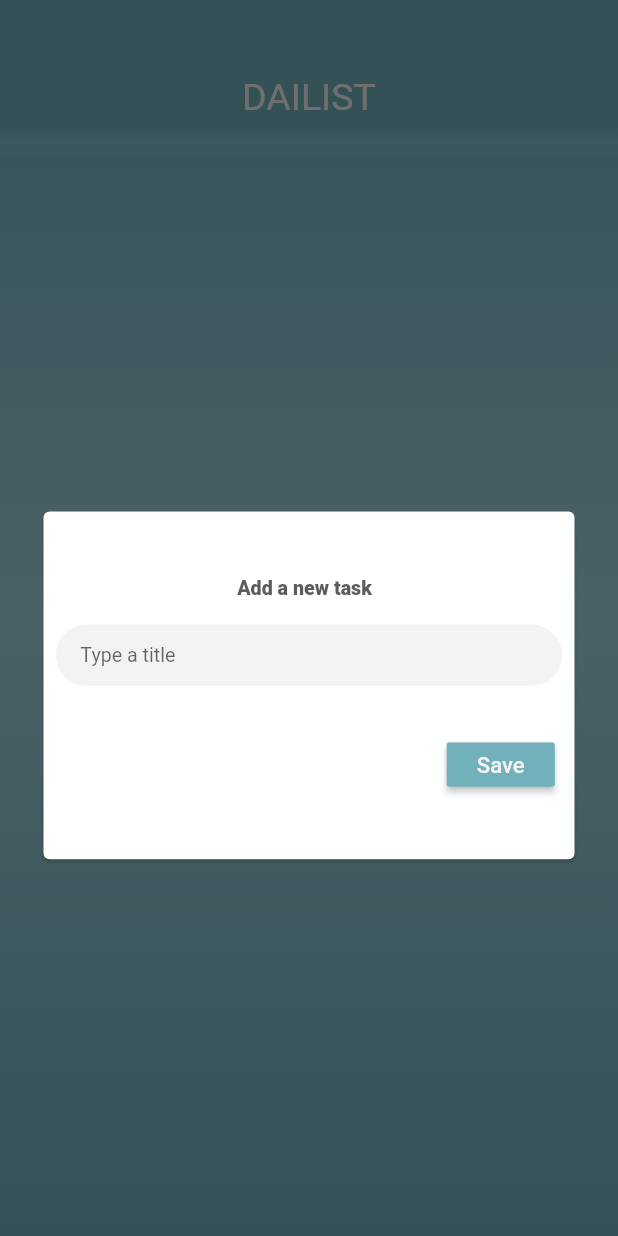
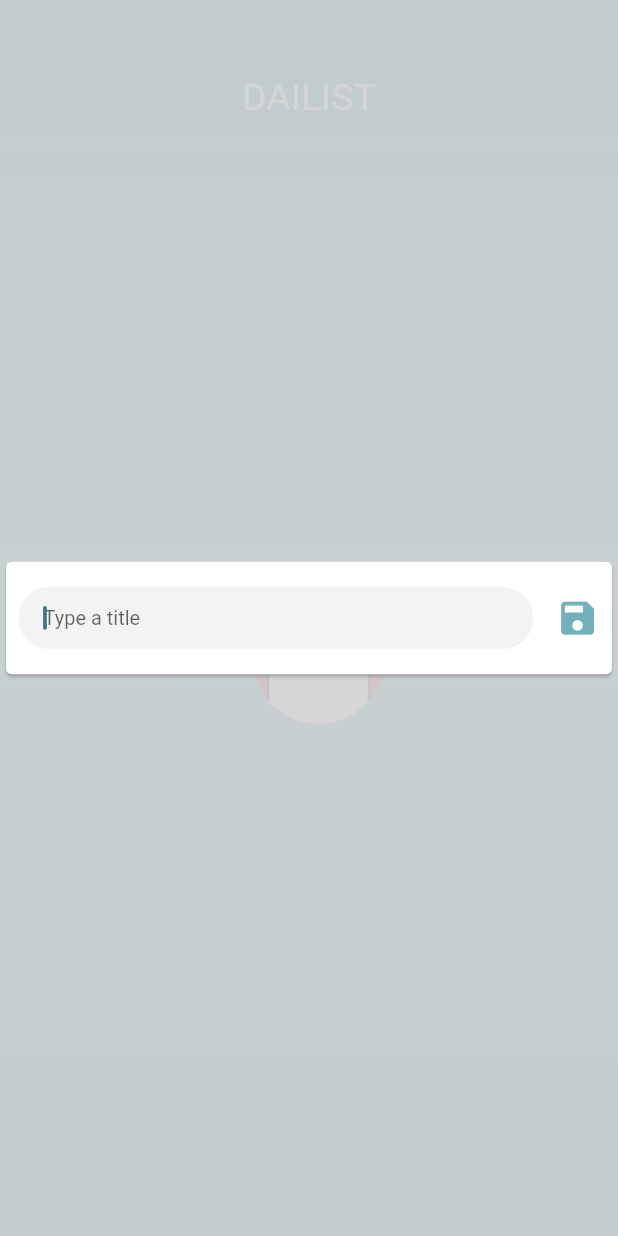
Before and after one commit to s7Thiago/fluter-todo-list-app, a Flutter app: the screen it shows after launch, after a tap on the "add" icon, on a phone screen of 412 x 824 dp. Run offline on Flutter 3.47's test engine with Material 2 defaults, Android fonts, the light colour scheme and no system bars.

Commit message:
Correcting responsiveness problems on add new task form

```diff
--- a/lib/src/views/new_task_screen.dart
+++ b/lib/src/views/new_task_screen.dart
@@ -6,60 +6,53 @@ import '../providers/tasks.dart';
 import '../utils/styles.dart';
 
 class NewTaskScreen extends StatelessWidget {
+  _saveNewTask(BuildContext context, CustomInput input) {
+    final provider = Provider.of<Tasks>(context, listen: false);
+
+    if (!input.isempty) {
+      provider.addTask(Task(title: input.content));
+      Navigator.pop(context);
+    }
+  }
+
   @override
   Widget build(BuildContext context) {
     final keyboardSize = MediaQuery.of(context).viewInsets.bottom;
-    final paddingTop = MediaQuery.of(context).size.height * .5;
-    final paddingBottom = MediaQuery.of(context).size.height * .3;
     final input = CustomInput();
 
-    _saveNewTask(BuildContext context) {
+    // Setting up onSubmitted
+    input.setOnsubimitted = (content) {
       final provider = Provider.of<Tasks>(context, listen: false);
 
-      provider.addTask(Task(title: input.content));
-      Navigator.pop(context);
-    }
+      if (!input.isempty) {
+        provider.addTask(Task(title: content));
+        Navigator.pop(context);
+      }
+    };
 
-    return Padding(
-      padding: EdgeInsets.only(
-        top: keyboardSize > 0 ? keyboardSize + 10 : paddingTop - 75,
-        bottom: keyboardSize > 0 ? keyboardSize + 10 : paddingBottom,
-        left: 25,
-        right: 25,
-      ),
-      child: Hero(
-        tag: 'newTask',
-        child: Material(
-          type: MaterialType.transparency,
-          child: Card(
-            child: FittedBox(
-              child: Container(
-                child: Column(
+    return Hero(
+      tag: 'newTask',
+      child: GestureDetector(
+        onTap: () => Navigator.pop(context),
+        child: Scaffold(
+          backgroundColor: Colors.white.withOpacity(.7),
+          body: Align(
+            alignment:
+                keyboardSize > 0 ? Alignment.bottomCenter : Alignment.center,
+            child: Card(
+              child: FittedBox(
+                child: Row(
                   mainAxisAlignment: MainAxisAlignment.spaceBetween,
-                  crossAxisAlignment: CrossAxisAlignment.end,
+                  crossAxisAlignment: CrossAxisAlignment.center,
                   children: [
-                    Padding(
-                      padding: EdgeInsets.only(
-                          right: MediaQuery.of(context).size.width * .4),
-                      child: Text(
-                        'Add a new task',
-                        style: AppStyles.textStyleTaskListContent,
-                      ),
+                    input,
+                    IconButton(
+                      onPressed: () => _saveNewTask(context, input),
+                      icon: Icon(Icons.save),
+                      color: AppStyles.primaryColorLight1,
+                      iconSize: 35,
                     ),
-                    input,
-                    Padding(
-                      padding: const EdgeInsets.only(right: 16, top: 20),
-                      child: RaisedButton(
-                        onPressed: () => _saveNewTask(context),
-                        child: Text(
-                          'Save',
-                          style: AppStyles.textStyleAppBarTitle.copyWith(
-                            fontSize: 18,
-                          ),
-                        ),
-                        color: AppStyles.primaryColorLight1,
-                      ),
-                    )
+                    SizedBox(width: 2)
                   ],
                 ),
               ),
--- a/lib/src/widgets/custom_input.dart
+++ b/lib/src/widgets/custom_input.dart
@@ -3,8 +3,14 @@ import '../utils/styles.dart';
 
 class CustomInput extends StatelessWidget {
   TextEditingController _controller = TextEditingController();
+  Function _onSubmitted = (content) {};
 
   String get content => _controller.text;
+  bool get isempty => _controller.text.isEmpty || _controller.text == '';
+
+  set setOnsubimitted(Function onSubmitted) {
+    this._onSubmitted = onSubmitted;
+  }
 
   @override
   Widget build(BuildContext context) {
@@ -16,6 +22,9 @@ class CustomInput extends StatelessWidget {
       padding: const EdgeInsets.symmetric(horizontal: 20),
       child: TextField(
         controller: _controller,
+        autofocus: true,
+        textInputAction: TextInputAction.done,
+        onSubmitted: _onSubmitted,
         cursorColor: AppStyles.primaryColorDark1,
         cursorWidth: 3,
         cursorRadius: Radius.circular(1.5),
--- a/lib/src/widgets/floating_action_button.dart
+++ b/lib/src/widgets/floating_action_button.dart
@@ -14,7 +14,7 @@ class AppFab extends StatelessWidget {
         opaque: false,
         fullscreenDialog: false,
         maintainState: true,
-        transitionDuration: Duration(milliseconds: 550),
+        transitionDuration: Duration(milliseconds: 550), //550
         barrierDismissible: true,
         barrierColor: Colors.black54,
         pageBuilder: (ctx, _, __) {
```
